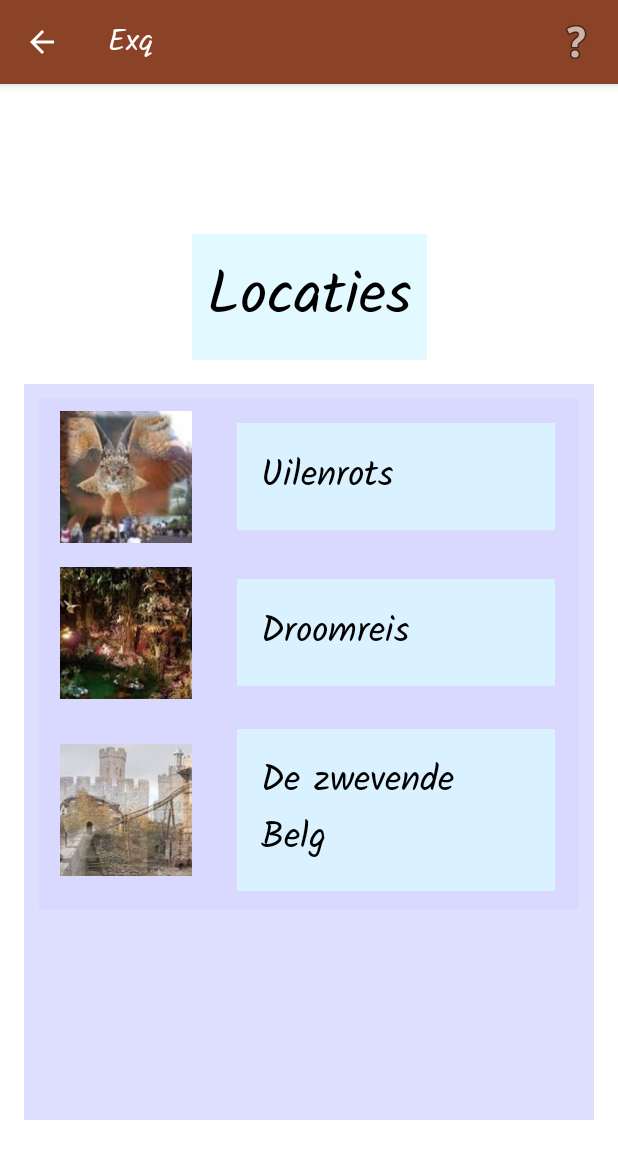
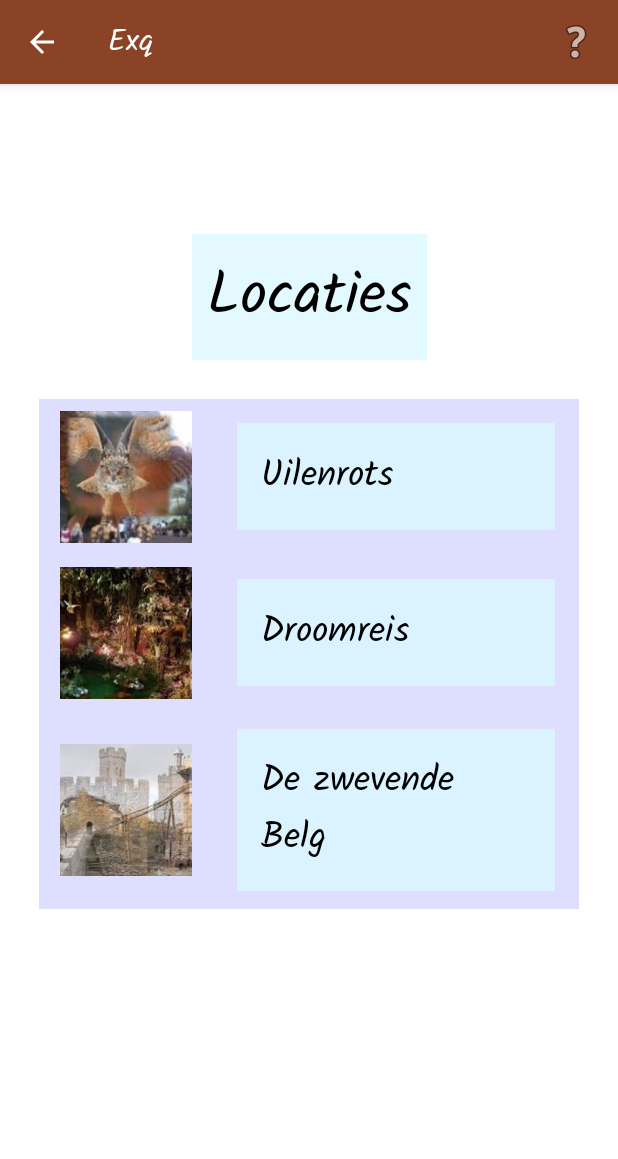
Before and after one commit to 589Hours/MobieleBelevingApp, an Android app: the ChooseLocationActivity screen opened directly, with no data from a screen before it, on a phone screen of 412 x 824 dp. Shown: the top 1159 px of the screen. Run offline under Robolectric (Android 15) with nearby library versions, the phone set to English and light mode, and no system bars.

Commit message:
Color fixed
Final design fix

```diff
--- a/androidCode/app/src/main/res/layout/choose_location.xml
+++ b/androidCode/app/src/main/res/layout/choose_location.xml
@@ -21,7 +21,6 @@
 
     <androidx.recyclerview.widget.RecyclerView
         android:id="@+id/LocationRecyclerView"
-        style="@style/recyclerView"
         android:layout_width="0dp"
         android:layout_height="0dp"
         android:layout_marginStart="16dp"
```
